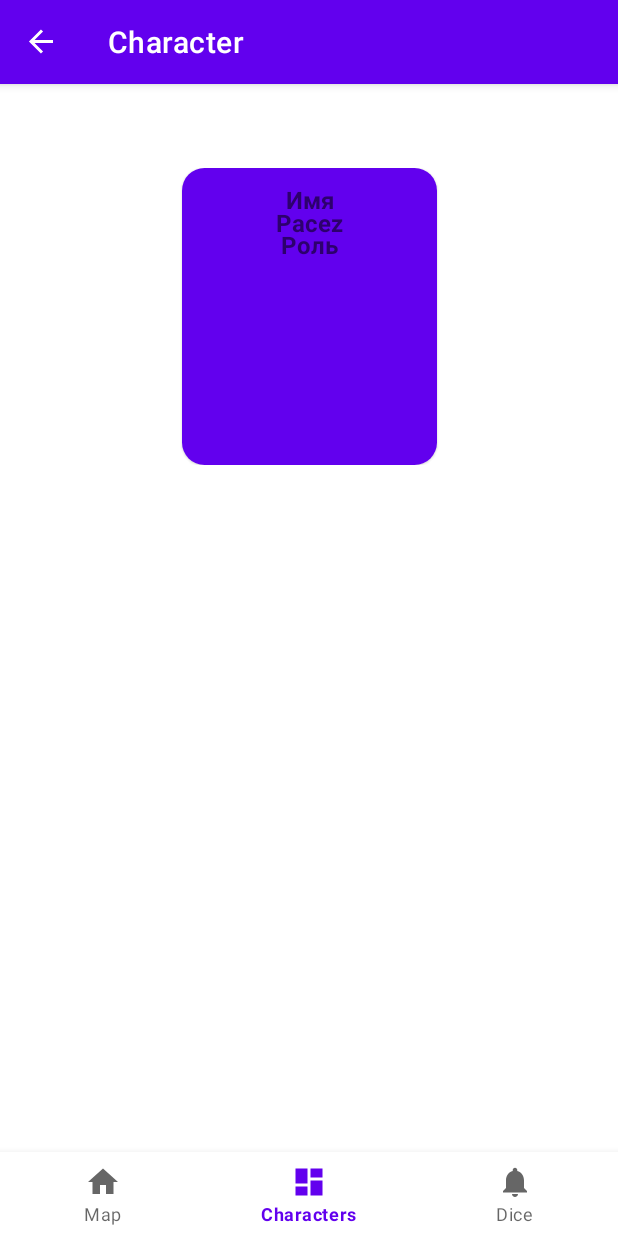
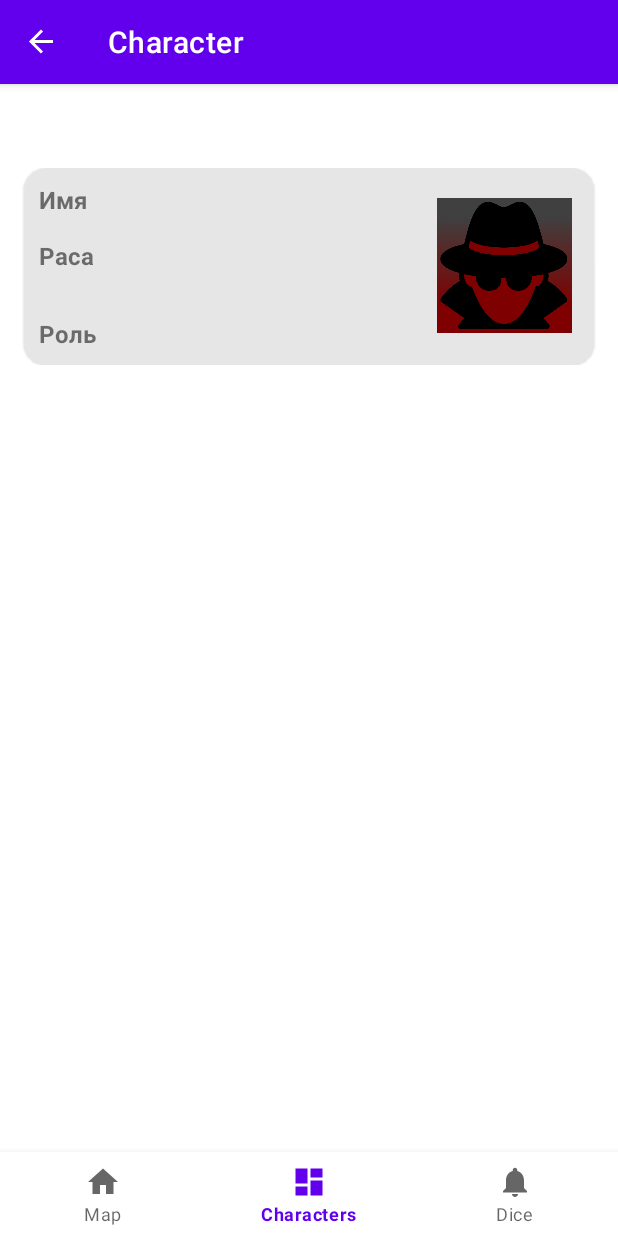
Before and after one commit to PryseOlg/Arklens, an Android app: the CharacterFragment screen opened through its navigation route, on a phone screen of 412 x 824 dp. Run offline under Robolectric (Android 15) with nearby library versions, the phone set to English and light mode, and no system bars; our stand-ins replace navigation-ui; network calls fail; 1 statement that could not run was skipped.

Commit message:
Normal display list of characters

```diff
--- a/app/src/main/res/layout/fragment_character.xml
+++ b/app/src/main/res/layout/fragment_character.xml
@@ -8,18 +8,21 @@
 
     <com.google.android.material.card.MaterialCardView
         app:strokeWidth="0dp"
-        android:layout_width="wrap_content"
+        android:layout_width="match_parent"
         android:layout_height="wrap_content"
         app:layout_constraintStart_toStartOf="parent"
         app:layout_constraintEnd_toEndOf="parent"
         app:layout_constraintTop_toTopOf="parent"
-        app:cardCornerRadius="@dimen/profile_radius">
+        app:cardCornerRadius="@dimen/profile_radius"
+        android:layout_marginStart="16dp"
+        android:layout_marginEnd="16dp">
+
 
         <androidx.constraintlayout.widget.ConstraintLayout
-            android:layout_width="wrap_content"
+            android:layout_width="match_parent"
             android:layout_height="wrap_content"
             android:layout_gravity="center"
-            android:background="?attr/colorPrimary"
+            android:background="#e6e6e6"
             android:padding="10dp">
 
             <com.google.android.material.card.MaterialCardView
@@ -33,77 +36,48 @@
                 android:backgroundTint="?attr/colorPrimary"
                 app:layout_constraintTop_toTopOf="parent">
 
-                <!--<ImageView
-                    android:id="@+id/character"
-                    android:layout_width="@dimen/image_size"
-                    android:layout_height="@dimen/image_size"
-                    android:contentDescription=""
-                    android:maxHeight="@dimen/image_size"
-                    android:src="@drawable/profile"
-                    app:layout_constraintEnd_toEndOf="parent"
-                    app:layout_constraintStart_toStartOf="parent"
-                    app:layout_constraintTop_toTopOf="parent" />-->
             </com.google.android.material.card.MaterialCardView>
-
-            <!--<ImageView
-                android:id="@+id/stars"
-                android:layout_width="@dimen/stars_image_width"
-                android:layout_height="@dimen/starts_image_height"
-                android:contentDescription="@string/stars"
-                android:paddingTop="6dp"
-                android:src="@drawable/five_stars"
-                app:layout_constraintEnd_toEndOf="parent"
-                app:layout_constraintStart_toStartOf="parent"
-                app:layout_constraintTop_toBottomOf="@+id/character_block" />-->
 
             <TextView
                 android:id="@+id/name"
-                android:layout_width="match_parent"
+                android:layout_width="0dp"
                 android:layout_height="wrap_content"
                 android:paddingTop="0dp"
-                android:text="Имя"
-                android:textAlignment="center"
+                android:text="@string/name"
+                android:textAlignment="viewStart"
                 android:textSize="@dimen/default_text_size"
                 android:textStyle="bold"
-                app:layout_constraintEnd_toEndOf="parent"
+                app:layout_constraintEnd_toStartOf="@+id/icon"
                 app:layout_constraintStart_toStartOf="parent"
                 tools:ignore="MissingConstraints" />
 
             <TextView
                 android:id="@+id/race"
-                android:layout_width="match_parent"
+                android:layout_width="0dp"
                 android:layout_height="wrap_content"
                 android:paddingTop="15dp"
-                android:text="Расеz"
-                android:textAlignment="center"
+                android:text="@string/race_name"
+                android:textAlignment="viewStart"
                 android:textSize="@dimen/default_text_size"
                 android:textStyle="bold"
-                app:layout_constraintEnd_toEndOf="parent"
+                app:layout_constraintEnd_toStartOf="@+id/icon"
                 app:layout_constraintStart_toStartOf="parent"
+                app:layout_constraintTop_toBottomOf="@+id/name"
                 tools:ignore="MissingConstraints" />
 
             <TextView
                 android:id="@+id/role"
-                android:layout_width="match_parent"
+                android:layout_width="0dp"
                 android:layout_height="wrap_content"
                 android:paddingTop="30dp"
-                android:text="Роль"
-                android:textAlignment="center"
+                android:text="@string/class_name"
+                android:textAlignment="viewStart"
                 android:textSize="@dimen/default_text_size"
                 android:textStyle="bold"
-                app:layout_constraintEnd_toEndOf="parent"
+                app:layout_constraintEnd_toStartOf="@+id/icon"
                 app:layout_constraintStart_toStartOf="parent"
+                app:layout_constraintTop_toBottomOf="@+id/race"
                 tools:ignore="MissingConstraints" />
-
-            <LinearLayout
-                android:layout_width="match_parent"
-                android:layout_height="wrap_content"
-                android:gravity="center"
-                android:orientation="horizontal"
-                android:paddingTop="6dp"
-                app:layout_constraintEnd_toEndOf="parent"
-                app:layout_constraintStart_toStartOf="parent"
-                app:layout_constraintTop_toBottomOf="@+id/name">
 
             <ImageView
                 android:id="@+id/icon"
@@ -112,25 +86,9 @@
                 android:maxHeight="@dimen/image_size"
                 android:paddingTop="10dp"
                 app:layout_constraintEnd_toEndOf="parent"
-                    app:layout_constraintStart_toStartOf="parent"
-                    app:layout_constraintTop_toTopOf="parent" />
-
-
-                <!--<ImageView
-                    android:id="@+id/element"
-                    android:layout_width="@dimen/small_image_size"
-                    android:layout_height="@dimen/small_image_size"
-                    android:contentDescription="@string/element"
-                    android:src="@drawable/element" />
-
-                <ImageView
-                    android:id="@+id/weapon_type"
-                    android:layout_width="@dimen/small_image_size"
-                    android:layout_height="@dimen/small_image_size"
-                    android:layout_marginStart="4dp"
-                    android:contentDescription="@string/weapon"
-                    android:src="@drawable/weapon" />-->
-            </LinearLayout>
+                app:layout_constraintTop_toTopOf="@+id/character_block"
+                android:src="@drawable/character_icon"
+                android:contentDescription="@string/picture" />
 
         </androidx.constraintlayout.widget.ConstraintLayout>
     </com.google.android.material.card.MaterialCardView>
--- a/app/src/main/res/layout/fragment_characters.xml
+++ b/app/src/main/res/layout/fragment_characters.xml
@@ -16,7 +16,7 @@
         app:layoutManager="androidx.recyclerview.widget.GridLayoutManager"
         app:layout_constraintEnd_toEndOf="parent"
         app:layout_constraintStart_toStartOf="parent"
-        app:spanCount="2"
-        tools:listitem="@layout/character_profile" />
+        app:spanCount="1"
+        tools:listitem="@layout/fragment_character" />
 
 </androidx.constraintlayout.widget.ConstraintLayout>
--- a/app/src/main/res/values/dimens.xml
+++ b/app/src/main/res/values/dimens.xml
@@ -3,7 +3,7 @@
     <dimen name="activity_horizontal_margin">16dp</dimen>
     <dimen name="activity_vertical_margin">16dp</dimen>
     <dimen name="swipe_btn_height">16dp</dimen>
-    <dimen name="image_size">150dp</dimen>
+    <dimen name="image_size">100dp</dimen>
     <dimen name="profile_radius">15dp</dimen>
     <dimen name="default_text_size">16sp</dimen>
     <dimen name="normal_text_size">20sp</dimen>
--- a/app/src/main/res/values/strings.xml
+++ b/app/src/main/res/values/strings.xml
@@ -4,4 +4,8 @@
     <string name="title_characters">Characters</string>
     <string name="title_dice">Dice</string>
     <string name="title_character">Character</string>
+    <string name="race_name">Раса</string>
+    <string name="class_name">Роль</string>
+    <string name="name">Имя</string>
+    <string name="picture">picture</string>
 </resources>
```
Lines whose indentation alone changed are shown as unchanged.
